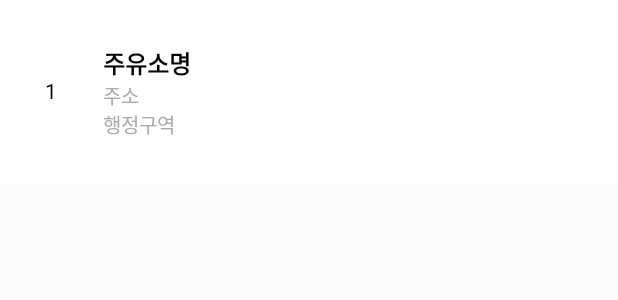
After one commit to ukssss/Capstone_ParkingLot, an Android app: the layout gasstation_listview.xml on its own in the app's theme, with its tools: preview values and no code run, on a phone screen of 412 x 824 dp. The commit adds this screen. Shown: the top 300 px of the screen. Run offline under Robolectric (Android 15) with nearby library versions, the phone set to English and light mode, and no system bars; network calls fail.

Commit message:
2022.08.18 19:51 gasstation, parkinglot db (2개) 연결을 위한 작업 진행중

```diff
--- a/app/src/main/java/com/example/parking/MainActivity.java
+++ b/app/src/main/java/com/example/parking/MainActivity.java
@@ -183,7 +183,7 @@ public class MainActivity extends AppCompatActivity implements TMapGpsManager.on
     };
 
     private List<Parkinglot> initLoadParkinglotDatabase() {
-        DatabaseHelper databaseHelper = new DatabaseHelper(getApplicationContext());
+        ParkinglotDatabaseHelper databaseHelper = new ParkinglotDatabaseHelper(getApplicationContext());
         databaseHelper.OpenDatabaseFile();
 
         List<Parkinglot> parkinglotList = databaseHelper.getTableData();
--- a/app/src/main/java/com/example/parking/RecyclerAdapter.java
+++ b/app/src/main/java/com/example/parking/ParkinglotRecyclerAdapter.java
@@ -10,7 +10,7 @@ import androidx.recyclerview.widget.RecyclerView;
 
 import java.util.ArrayList;
 
-public class RecyclerAdapter extends RecyclerView.Adapter<RecyclerAdapter.MyViewHolder> {
+public class ParkinglotRecyclerAdapter extends RecyclerView.Adapter<ParkinglotRecyclerAdapter.MyViewHolder> {
 
     private ArrayList<Parkinglot> parkinglotData = new ArrayList<>();
 
--- /dev/null
+++ b/app/src/main/res/layout/gasstation_listview.xml
@@ -0,0 +1,61 @@
+<?xml version="1.0" encoding="utf-8"?>
+<LinearLayout
+    xmlns:android="http://schemas.android.com/apk/res/android"
+    android:layout_width="match_parent"
+    android:layout_height="wrap_content"
+    android:orientation="horizontal"
+    android:padding="30dp"
+    android:gravity="center_vertical"
+    android:layout_marginBottom="8dp"
+    android:background="@android:color/white">
+
+    <TextView
+        android:id="@+id/id"
+        android:layout_width="wrap_content"
+        android:layout_height="wrap_content"
+        android:includeFontPadding="false"
+        android:text="1"
+        android:layout_weight="0.1"
+        android:textColor="@android:color/black">
+
+    </TextView>
+
+
+    <LinearLayout
+        android:layout_width="0dp"
+        android:layout_height="wrap_content"
+        android:layout_weight="1"
+        android:orientation="vertical"
+        android:gravity="center_vertical">
+
+        <TextView
+            android:id="@+id/name"
+            android:layout_width="wrap_content"
+            android:layout_height="wrap_content"
+            android:includeFontPadding="false"
+            android:text="주유소명"
+            android:textSize="16sp"
+            android:textColor="@android:color/black"
+            android:textStyle="bold"/>
+
+        <TextView
+            android:id="@+id/addr"
+            android:layout_width="wrap_content"
+            android:layout_height="wrap_content"
+            android:includeFontPadding="false"
+            android:text="주소"
+            android:textColor="@android:color/darker_gray"
+            android:textSize="13sp" />
+
+        <TextView
+            android:id="@+id/div"
+            android:layout_width="wrap_content"
+            android:layout_height="wrap_content"
+            android:includeFontPadding="false"
+            android:text="행정구역"
+            android:textSize="13sp"
+            android:textColor="@android:color/darker_gray"/>
+
+    </LinearLayout>
+
+</LinearLayout>
--- a/app/src/main/res/values/spinner.xml
+++ b/app/src/main/res/values/spinner.xml
@@ -18,4 +18,9 @@
         <item>사상구</item>
         <item>기장군</item>
     </string-array>
+
+    <string-array name="유형">
+        <item>주차장</item>
+        <item>주유소</item>
+    </string-array>
 </resources>
```
Also changed, not shown: app/src/main/java/com/example/parking/Gasstation.java (added, +28 -0 lines), app/src/main/java/com/example/parking/GasstationDatabaseHelper.java (renamed from app/src/main/java/com/example/parking/DatabaseHelper.java, +13 -14 lines), app/src/main/java/com/example/parking/GasstationRecyclerAdapter.java (added, +62 -0 lines), app/src/main/java/com/example/parking/MainActivity2.java (+3 -5 lines), app/src/main/java/com/example/parking/ParkinglotDatabaseHelper.java (added, +147 -0 lines), app/src/main/res/layout/activity_main2.xml (+18 -1 lines), app/src/main/assets/gasstation.db (added), app/src/main/assets/parkinglot.db (deleted), app/src/main/assets/test.db (deleted), app/src/main/assets/test2.db (deleted).
